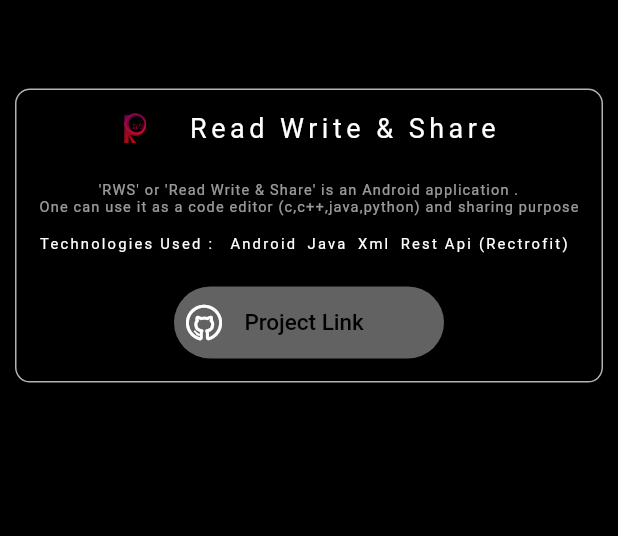
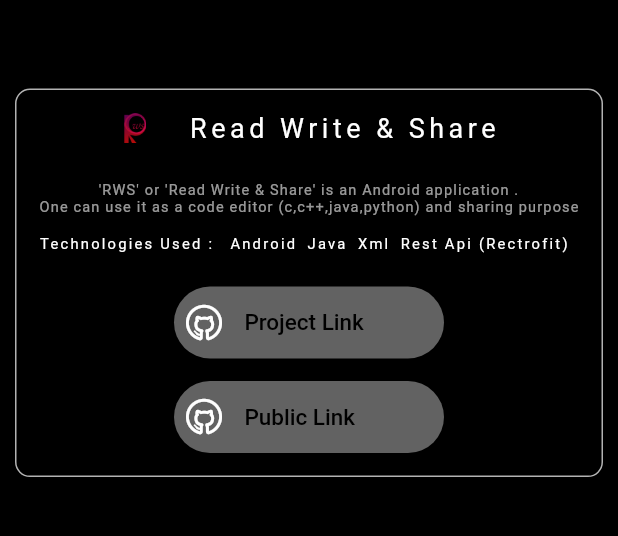
Before and after one commit to soumen744488/soumen_portfolio_flutter, a Flutter app: the Projects screen opened directly, scrolled down 60 dp, on a phone screen of 412 x 824 dp, the part 57-593 px from its top. Run offline on Flutter 3.47's test engine with Material 2 defaults, Android fonts, the light colour scheme and no system bars; our stand-ins replace animated_text_kit, flutter_spinkit, velocity_x.

Commit message:
public link button and variable add

```diff
--- a/lib/Adapter/ProjectsAdapter/ProjectsAdapter.dart
+++ b/lib/Adapter/ProjectsAdapter/ProjectsAdapter.dart
@@ -12,6 +12,7 @@ class ProjectAdapter extends StatefulWidget {
   final String ThirdTechnology;
   final String ForthTechnology;
   final String ProjectUrl;
+  final String PublicUrl;
 
   const ProjectAdapter(
       {Key key,
@@ -23,6 +24,7 @@ class ProjectAdapter extends StatefulWidget {
        this.SecondTechnology,
        this.ThirdTechnology,
        this.ForthTechnology,
+       this.PublicUrl,
        this.ProjectUrl})
       : super(key: key);
   @override
@@ -196,6 +198,37 @@ class _ProjectAdapterState extends State<ProjectAdapter> {
                         },
                       ),
                     ),
+                  ),
+                  Container(
+                    child: Container(
+                      width: 180,
+                      alignment: Alignment.center,
+                      margin: EdgeInsets.only(top: 15),
+                      decoration: BoxDecoration(
+                        borderRadius: BorderRadius.circular(30.0),
+                        color: Colors.white38,
+                      ),
+                      child: TextButton(
+                        child: Row(
+                          children: [
+                            Icon(
+                              IconData(0xe800,
+                                  fontFamily: 'MySocialIcons',
+                                  fontPackage: null),
+                              color: Colors.white,
+                            ),
+                            Text(
+                              "    Public Link    ",
+                              style:
+                                  TextStyle(color: Colors.black, fontSize: 15),
+                            )
+                          ],
+                        ),
+                        onPressed: () {
+                          launch(widget.PublicUrl);
+                        },
+                      ),
+                    ),
                   )
                 ],
               ),
--- a/lib/Views/Projects.dart
+++ b/lib/Views/Projects.dart
@@ -72,7 +72,8 @@ class _ProjectsState extends State<Projects> {
                           SecondTechnology: 'Java',
                           ThirdTechnology: 'Xml',
                           ForthTechnology: 'Rest Api (Rectrofit)',
-                          ProjectUrl: "https://github.com/iamsouviki/Read-Write-and-Share",
+                          ProjectUrl: "https://github.com/soumen744488/rws",
+                          PublicUrl: "https://www.amazon.com/dp/B08XY5VQKK/ref=apps_sf_sta",
                         );
                       }
                       return Container();
@@ -94,6 +95,7 @@ class _ProjectsState extends State<Projects> {
                           ThirdTechnology: 'Github',
                           ForthTechnology: 'Firebase',
                           ProjectUrl: "https://github.com/soumen744488/soumen_portfolio_flutter",
+                          PublicUrl: "https://soumenportfoilo.web.app/#/",
                         );
                       }
                       return Container();
@@ -115,6 +117,7 @@ class _ProjectsState extends State<Projects> {
                           ThirdTechnology: 'Sqlite',
                           ForthTechnology: '',
                           ProjectUrl: "https://github.com/soumen744488/ExpenseManager",
+                          PublicUrl: "",
                         );
                       }
                       return Container();
```
Also changed, not shown: lib/Variable.dart (+11 -11 lines).
